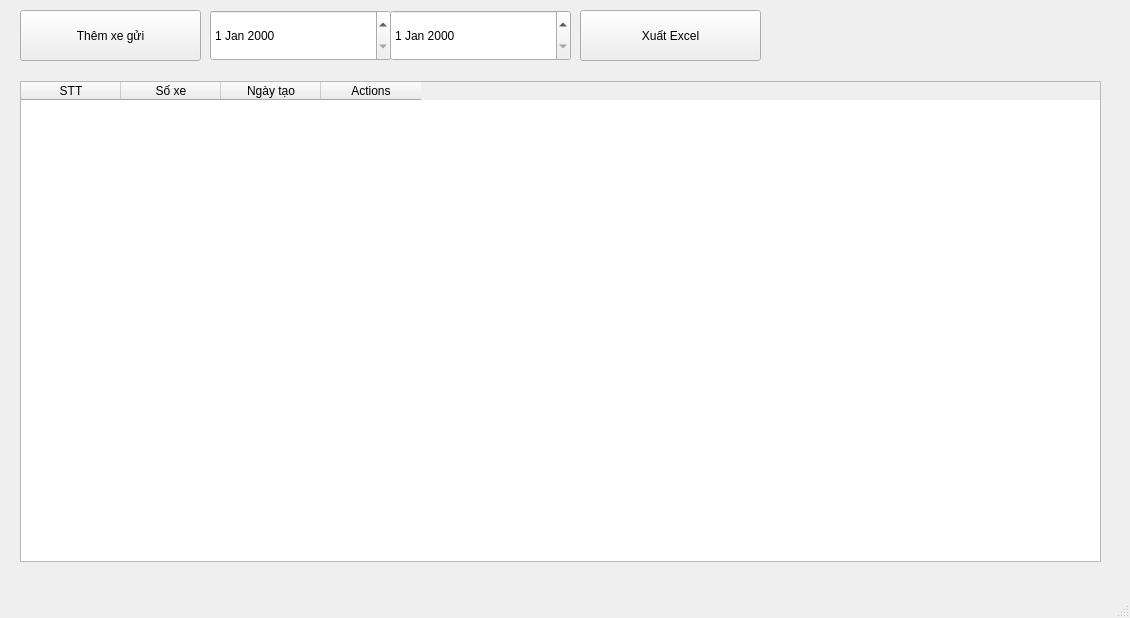
The window that gui_xe.ui (kohaku1907/gui_xe_app) describes before a commit, drawn with Qt 5.
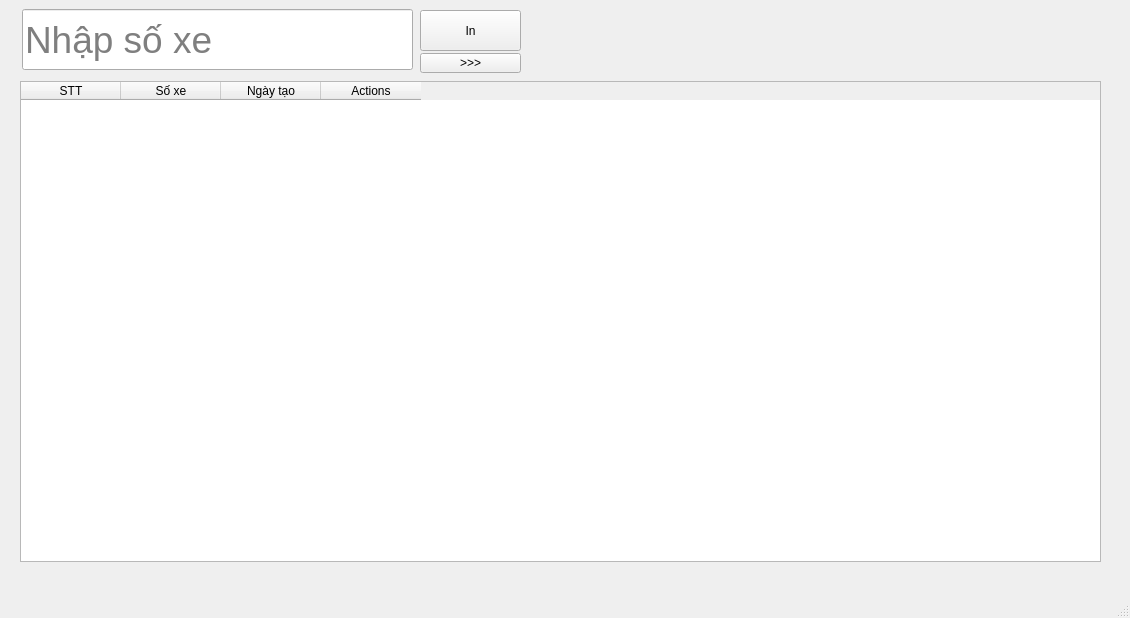
The same window after the commit.

```diff
--- a/gui_xe.ui
+++ b/gui_xe.ui
@@ -17,47 +17,14 @@
    <widget class="QPushButton" name="pushButton">
     <property name="geometry">
      <rect>
-      <x>20</x>
+      <x>420</x>
       <y>10</y>
-      <width>181</width>
-      <height>51</height>
+      <width>101</width>
+      <height>41</height>
      </rect>
     </property>
     <property name="text">
-     <string>Thêm xe gửi</string>
-    </property>
-   </widget>
-   <widget class="QDateEdit" name="dateEdit">
-    <property name="geometry">
-     <rect>
-      <x>390</x>
-      <y>10</y>
-      <width>181</width>
-      <height>51</height>
-     </rect>
-    </property>
-   </widget>
-   <widget class="QDateEdit" name="dateEdit_2">
-    <property name="geometry">
-     <rect>
-      <x>210</x>
-      <y>10</y>
-      <width>181</width>
-      <height>51</height>
-     </rect>
-    </property>
-   </widget>
-   <widget class="QPushButton" name="pushButton_2">
-    <property name="geometry">
-     <rect>
-      <x>580</x>
-      <y>10</y>
-      <width>181</width>
-      <height>51</height>
-     </rect>
-    </property>
-    <property name="text">
-     <string>Xuất Excel</string>
+     <string>In</string>
     </property>
    </widget>
    <widget class="QTableWidget" name="tableWidget">
@@ -90,6 +57,37 @@
      </property>
     </column>
    </widget>
+   <widget class="QPushButton" name="pushButton_2">
+    <property name="geometry">
+     <rect>
+      <x>420</x>
+      <y>53</y>
+      <width>101</width>
+      <height>20</height>
+     </rect>
+    </property>
+    <property name="text">
+     <string>&gt;&gt;&gt;</string>
+    </property>
+   </widget>
+   <widget class="QLineEdit" name="lineEdit">
+    <property name="geometry">
+     <rect>
+      <x>22</x>
+      <y>9</y>
+      <width>391</width>
+      <height>61</height>
+     </rect>
+    </property>
+    <property name="font">
+     <font>
+      <pointsize>28</pointsize>
+     </font>
+    </property>
+    <property name="placeholderText">
+     <string>Nhập số xe</string>
+    </property>
+   </widget>
   </widget>
   <widget class="QMenuBar" name="menubar">
    <property name="geometry">
```
Left out of the diff: 5 changed lines with no effect on the pictures.
